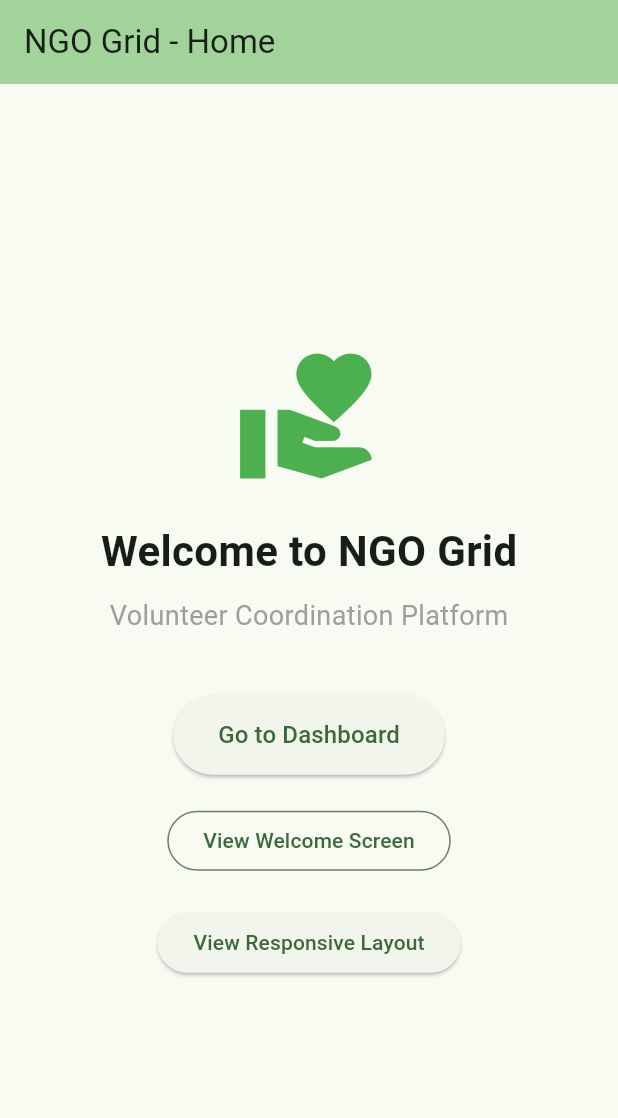
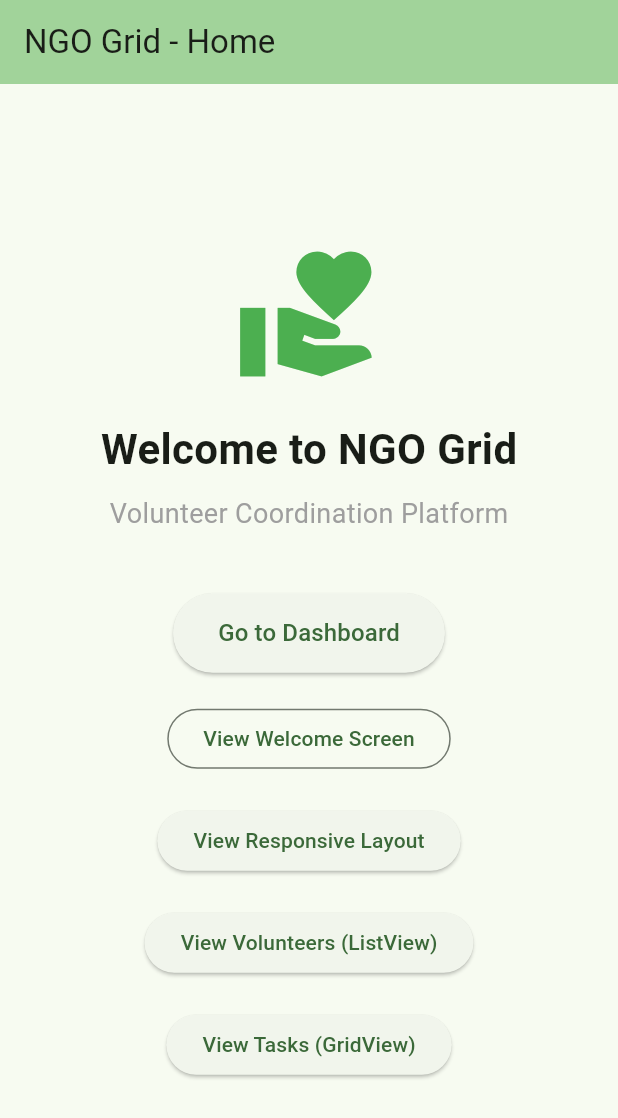
Before and after one commit to kalviumcommunity/S75-0226-NGOGrid-Flutter-FireBase-GoogleCloud, a Flutter app: the screen it shows after launch, on a phone screen of 412 x 824 dp. Shown: the top 1118 px of the screen. Run offline on Flutter 3.47's test engine with Material 3 defaults, Android fonts, the phone set to English and light mode, and no system bars; our stand-ins replace firebase_core; accounts and stored records are empty.

Commit message:
feat: implemented ListView and GridView navigation (3.18)

```diff
--- a/ngo_grid_app/lib/main.dart
+++ b/ngo_grid_app/lib/main.dart
@@ -5,32 +5,40 @@ import 'screens/home_screen.dart';
 import 'screens/dashboard_screen.dart';
 import 'screens/welcome_screen.dart';
 import 'screens/responsive_layout.dart';
+import 'screens/volunteer_list_screen.dart';
+import 'screens/task_grid_screen.dart';
 
 void main() async {
   WidgetsFlutterBinding.ensureInitialized();
-  await Firebase.initializeApp(options: DefaultFirebaseOptions.currentPlatform);
+  await Firebase.initializeApp(
+    options: DefaultFirebaseOptions.currentPlatform,
+  );
   runApp(const MyApp());
 }
 
 class MyApp extends StatelessWidget {
   const MyApp({super.key});
 
-  // This widget is the root of your application.
   @override
   Widget build(BuildContext context) {
     return MaterialApp(
       title: 'NGO Grid - Volunteer Coordination Platform',
+      debugShowCheckedModeBanner: false,
+
       theme: ThemeData(
         colorScheme: ColorScheme.fromSeed(seedColor: Colors.green),
         useMaterial3: true,
       ),
-      debugShowCheckedModeBanner: false,
+
       initialRoute: '/',
+
       routes: {
         '/': (context) => const HomeScreen(),
         '/dashboard': (context) => const DashboardScreen(),
         '/welcome': (context) => const WelcomeScreen(),
         '/responsive': (context) => const ResponsiveLayout(),
+        '/volunteers': (context) => const VolunteerListScreen(),
+        '/tasks': (context) => const TaskGridScreen(),
       },
     );
   }
--- a/ngo_grid_app/lib/screens/home_screen.dart
+++ b/ngo_grid_app/lib/screens/home_screen.dart
@@ -22,6 +22,7 @@ class HomeScreen extends StatelessWidget {
                 color: Colors.green,
               ),
               const SizedBox(height: 20),
+
               const Text(
                 'Welcome to NGO Grid',
                 style: TextStyle(
@@ -29,7 +30,9 @@ class HomeScreen extends StatelessWidget {
                   fontWeight: FontWeight.bold,
                 ),
               ),
+
               const SizedBox(height: 10),
+
               const Text(
                 'Volunteer Coordination Platform',
                 style: TextStyle(
@@ -37,7 +40,10 @@ class HomeScreen extends StatelessWidget {
                   color: Colors.grey,
                 ),
               ),
+
               const SizedBox(height: 40),
+
+              // 🔹 Dashboard
               ElevatedButton(
                 onPressed: () {
                   Navigator.pushNamed(context, '/dashboard');
@@ -53,19 +59,45 @@ class HomeScreen extends StatelessWidget {
                   style: TextStyle(fontSize: 16),
                 ),
               ),
+
               const SizedBox(height: 20),
+
+              // 🔹 Welcome
               OutlinedButton(
                 onPressed: () {
                   Navigator.pushNamed(context, '/welcome');
                 },
                 child: const Text('View Welcome Screen'),
               ),
+
               const SizedBox(height: 20),
+
+              // 🔹 Responsive Layout
               ElevatedButton(
                 onPressed: () {
                   Navigator.pushNamed(context, '/responsive');
                 },
                 child: const Text('View Responsive Layout'),
+              ),
+
+              const SizedBox(height: 20),
+
+
+              ElevatedButton(
+                onPressed: () {
+                  Navigator.pushNamed(context, '/volunteers');
+                },
+                child: const Text('View Volunteers (ListView)'),
+              ),
+
+              const SizedBox(height: 20),
+
+
+              ElevatedButton(
+                onPressed: () {
+                  Navigator.pushNamed(context, '/tasks');
+                },
+                child: const Text('View Tasks (GridView)'),
               ),
             ],
           ),
```
Also changed, not shown: ngo_grid_app/lib/screens/task_grid_screen.dart (added, +35 -0 lines), ngo_grid_app/lib/screens/volunteer_list_screen.dart (added, +36 -0 lines).
